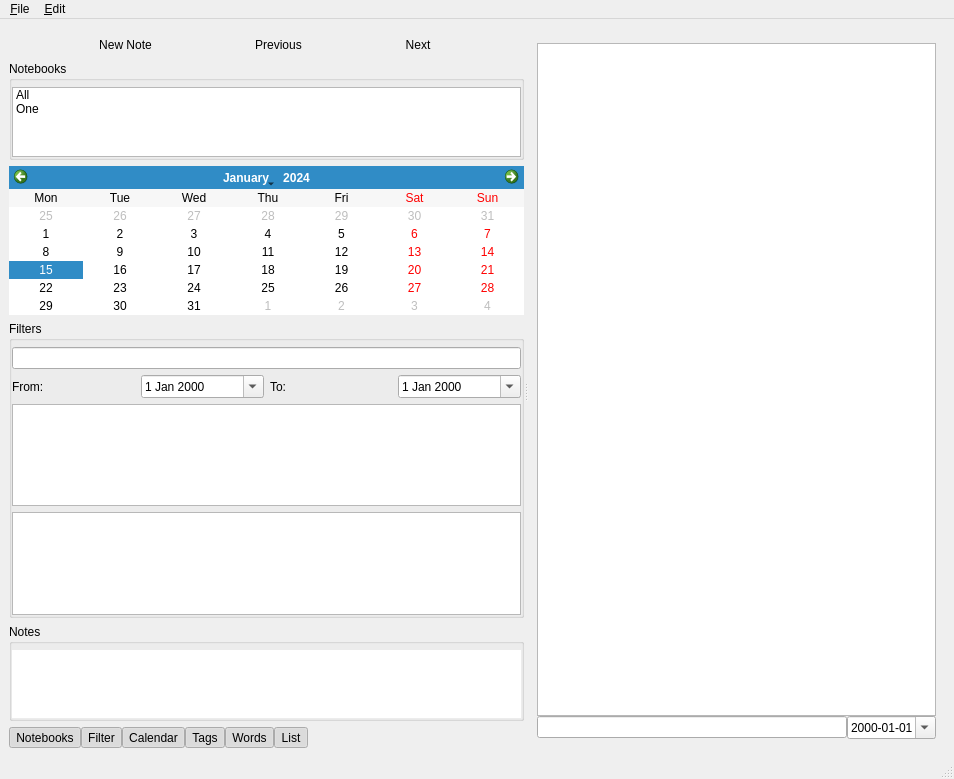
The window that flownote/ui/mainWindow_ui.ui (olivierkes/noteflow) describes before a commit, drawn with Qt 5.
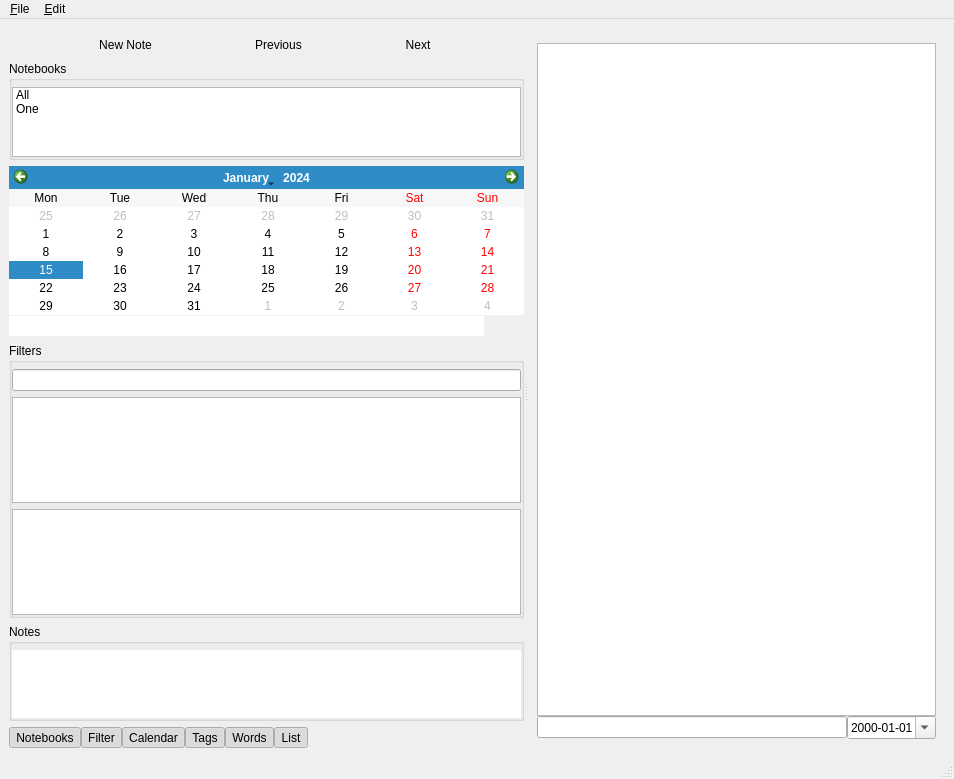
The same window after the commit. Icons and pictures are not drawn. Custom widgets are drawn as their Qt base class.

Commit message: Smarter way to select date / date range

What changed in the file:
```diff
--- a/flownote/ui/mainWindow_ui.ui
+++ b/flownote/ui/mainWindow_ui.ui
@@ -131,6 +131,24 @@
          </widget>
         </item>
         <item>
+         <widget class="QWidget" name="wdgCalendar" native="true">
+          <layout class="QVBoxLayout" name="verticalLayout_7">
+           <property name="spacing">
+            <number>0</number>
+           </property>
+           <property name="leftMargin">
+            <number>0</number>
+           </property>
+           <property name="topMargin">
+            <number>0</number>
+           </property>
+           <property name="rightMargin">
+            <number>0</number>
+           </property>
+           <property name="bottomMargin">
+            <number>0</number>
+           </property>
+           <item>
          <widget class="QCalendarWidget" name="calendar">
           <property name="sizePolicy">
            <sizepolicy hsizetype="Preferred" vsizetype="Fixed">
@@ -153,6 +171,53 @@
          </widget>
         </item>
         <item>
+            <widget class="QWidget" name="wdgDateInfos" native="true">
+             <layout class="QHBoxLayout" name="horizontalLayout_4">
+              <property name="spacing">
+               <number>0</number>
+              </property>
+              <property name="leftMargin">
+               <number>0</number>
+              </property>
+              <property name="topMargin">
+               <number>0</number>
+              </property>
+              <property name="rightMargin">
+               <number>0</number>
+              </property>
+              <property name="bottomMargin">
+               <number>0</number>
+              </property>
+              <item>
+               <widget class="QLineEdit" name="txtDate">
+                <property name="frame">
+                 <bool>false</bool>
+                </property>
+                <property name="readOnly">
+                 <bool>true</bool>
+                </property>
+               </widget>
+              </item>
+              <item>
+               <widget class="QPushButton" name="btnDateClear">
+                <property name="text">
+                 <string/>
+                </property>
+                <property name="icon">
+                 <iconset theme="edit-clear"/>
+                </property>
+                <property name="flat">
+                 <bool>true</bool>
+                </property>
+               </widget>
+              </item>
+             </layout>
+            </widget>
+           </item>
+          </layout>
+         </widget>
+        </item>
+        <item>
          <widget class="QGroupBox" name="groupBox">
           <property name="title">
            <string>Filters</string>
@@ -183,38 +248,6 @@
              </property>
             </widget>
            </item>
-           <item>
-            <layout class="QGridLayout" name="gridLayout">
-             <item row="0" column="0">
-              <widget class="QLabel" name="label">
-               <property name="text">
-                <string>From:</string>
-               </property>
-              </widget>
-             </item>
-             <item row="0" column="1">
-              <widget class="QDateEdit" name="dateEdit">
-               <property name="calendarPopup">
-                <bool>true</bool>
-               </property>
-              </widget>
-             </item>
-             <item row="0" column="2">
-              <widget class="QLabel" name="label_2">
-               <property name="text">
-                <string>To:</string>
-               </property>
-              </widget>
-             </item>
-             <item row="0" column="3">
-              <widget class="QDateEdit" name="dateEdit_2">
-               <property name="calendarPopup">
-                <bool>true</bool>
-               </property>
-              </widget>
-             </item>
-            </layout>
-           </item>
            <item>
             <widget class="cloudView" name="lstTags">
              <property name="sizePolicy">
```
Lines whose indentation alone changed are shown as unchanged. The commit also changes 5 other files.
